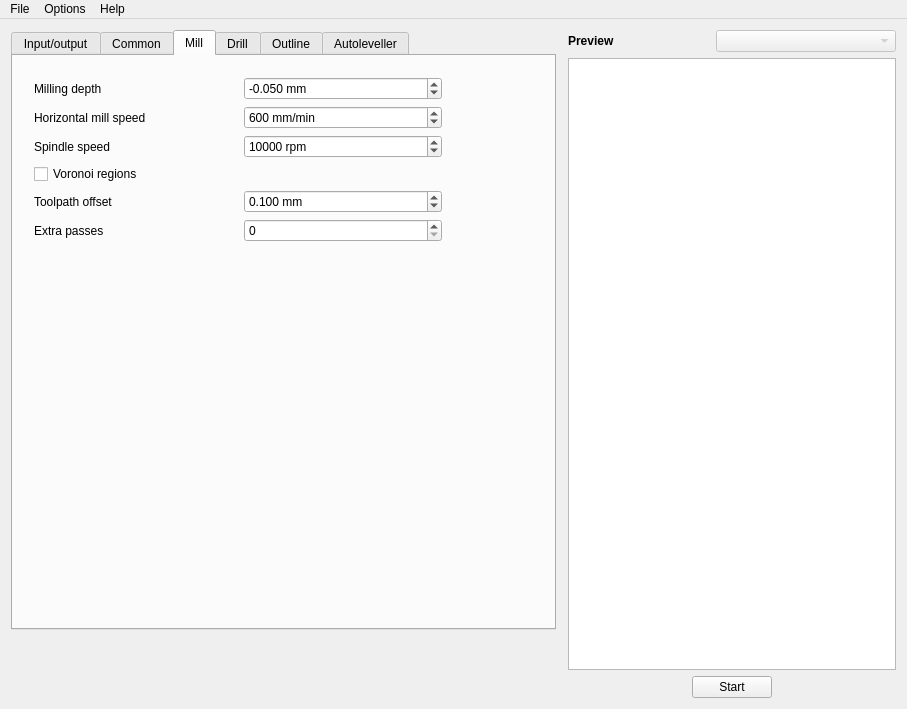
Old version of the form mainwindow.ui in the repository ownedcore/pcb2gcodeGUI.
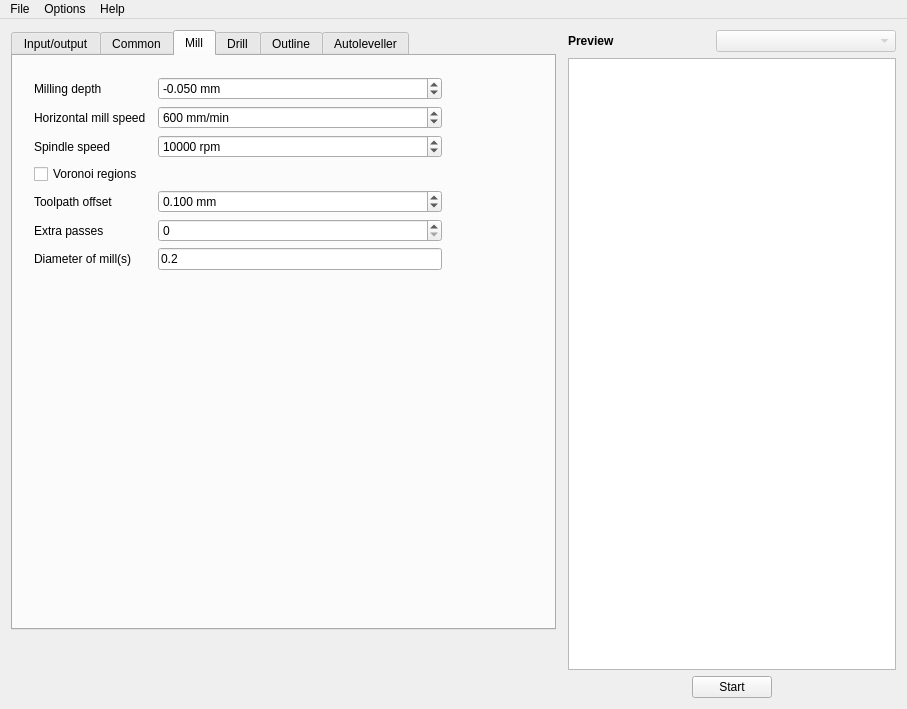
New version of the form. The open tabs and pages were chosen to show the change.

Commit message: Adds option "mill-diameters"

The edit to the form file:
```diff
--- a/mainwindow.ui
+++ b/mainwindow.ui
@@ -997,7 +997,30 @@
              </property>
             </widget>
            </item>
-           <item row="6" column="0" colspan="2">
+           	<item row="6" column="0">
+            <widget class="QLabel" name="milldiametersLabel">             
+             <property name="toolTip">
+              <string>&lt;html&gt;&lt;head/&gt;&lt;body&gt;&lt;p&gt;&lt;span style=&quot; font-style:italic;&quot;&gt;--mill-diameters&lt;/span&gt;&lt;/p&gt;&lt;p&gt;Diameters of mill bits, used in the order they are provided. (Use comma seperated list for multiple. Last one mills all, thus start big)&lt;/p&gt;&lt;/body&gt;&lt;/html&gt;</string>
+             </property>
+             <property name="text">
+              <string>Diameter of mill(s)</string>
+             </property>
+             <property name="buddy">
+              <cstring>milldiametersLineEdit</cstring>
+             </property>
+            </widget>
+           </item>
+           <item row="6" column="1">
+            <widget class="QLineEdit" name="milldiametersLineEdit">             
+             <property name="toolTip">
+              <string>&lt;html&gt;&lt;head/&gt;&lt;body&gt;&lt;p&gt;&lt;span style=&quot; font-style:italic;&quot;&gt;--mill-diameters&lt;/span&gt;&lt;/p&gt;&lt;p&gt;Diameters of mill bits, used in the order they are provided. (Use comma seperated list for multiple. Last one mills all, thus start big)&lt;/p&gt;&lt;/body&gt;&lt;/html&gt;</string>
+             </property>
+             <property name="text">
+              <string>0.2</string>
+             </property>             
+            </widget>
+           </item>
+           <item row="7" column="0" colspan="2">
             <spacer name="verticalSpacer_3">
              <property name="orientation">
               <enum>Qt::Vertical</enum>
```
Left out of the diff: 15 changed lines with no effect on the pictures. The commit also changes 2 other files.
